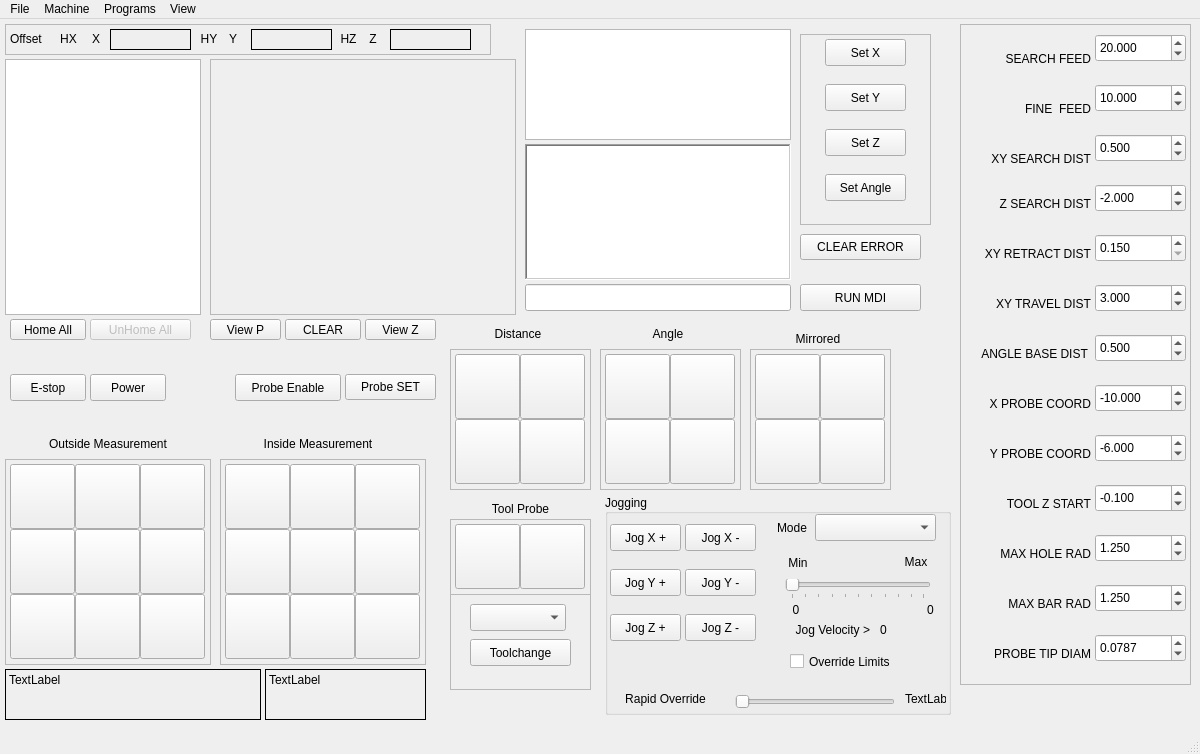
First picture: the form in examples/touch_probe2/touch-probe2.ui, repository jethornton/flexgui, before the edit.
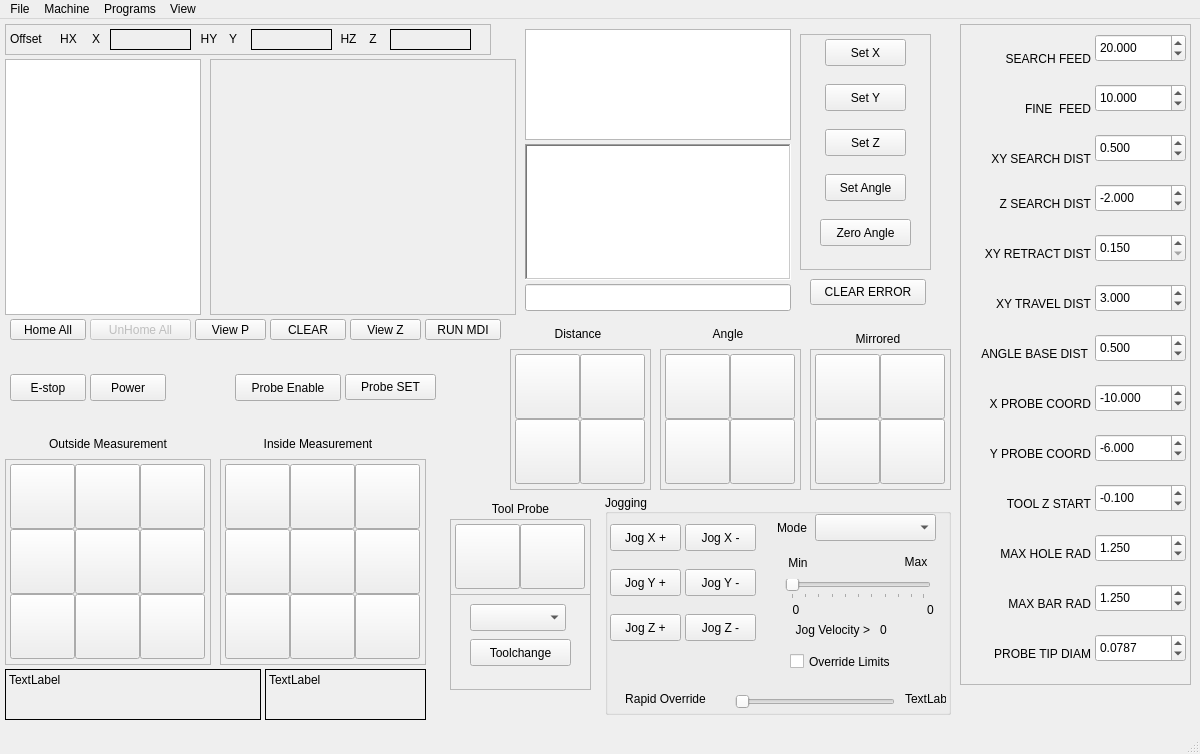
Second picture: the form after the edit.

Commit message: 10/05/2024 Add coordinate 'zero' button to reset after an angle change

```diff
--- a/examples/touch_probe2/touch-probe2.ui
+++ b/examples/touch_probe2/touch-probe2.ui
@@ -420,9 +420,9 @@
    <widget class="QPushButton" name="clear_errors_pb">
     <property name="geometry">
      <rect>
-      <x>800</x>
-      <y>215</y>
-      <width>121</width>
+      <x>810</x>
+      <y>260</y>
+      <width>116</width>
       <height>26</height>
      </rect>
     </property>
@@ -649,7 +649,7 @@
    <widget class="QPushButton" name="view_clear_pb">
     <property name="geometry">
      <rect>
-      <x>285</x>
+      <x>270</x>
       <y>300</y>
       <width>76</width>
       <height>21</height>
@@ -763,10 +763,10 @@
    <widget class="QPushButton" name="run_mdi_pb">
     <property name="geometry">
      <rect>
-      <x>800</x>
-      <y>265</y>
-      <width>121</width>
-      <height>27</height>
+      <x>425</x>
+      <y>300</y>
+      <width>76</width>
+      <height>21</height>
      </rect>
     </property>
     <property name="text">
@@ -776,7 +776,7 @@
    <widget class="QPushButton" name="view_p_pb">
     <property name="geometry">
      <rect>
-      <x>210</x>
+      <x>195</x>
       <y>300</y>
       <width>71</width>
       <height>21</height>
@@ -789,7 +789,7 @@
    <widget class="QPushButton" name="view_z_pb">
     <property name="geometry">
      <rect>
-      <x>365</x>
+      <x>350</x>
       <y>300</y>
       <width>71</width>
       <height>21</height>
@@ -1547,7 +1547,7 @@
       <x>800</x>
       <y>15</y>
       <width>131</width>
-      <height>191</height>
+      <height>236</height>
      </rect>
     </property>
     <property name="frameShape">
@@ -1632,6 +1632,25 @@
       <string>G10 L2 P0  R#1005</string>
      </property>
     </widget>
+    <widget class="QPushButton" name="zero_angle">
+     <property name="geometry">
+      <rect>
+       <x>20</x>
+       <y>185</y>
+       <width>91</width>
+       <height>27</height>
+      </rect>
+     </property>
+     <property name="text">
+      <string>Zero Angle</string>
+     </property>
+     <property name="function" stdset="0">
+      <string>mdi</string>
+     </property>
+     <property name="command" stdset="0">
+      <string>G10 L2 P0  R0</string>
+     </property>
+    </widget>
    </widget>
    <widget class="QPushButton" name="probing_enable_pb">
     <property name="geometry">
@@ -1675,7 +1694,7 @@
    <widget class="QFrame" name="frame_5">
     <property name="geometry">
      <rect>
-      <x>450</x>
+      <x>510</x>
       <y>330</y>
       <width>141</width>
       <height>141</height>
@@ -1767,7 +1786,7 @@
    <widget class="QLabel" name="label_17">
     <property name="geometry">
      <rect>
-      <x>480</x>
+      <x>540</x>
       <y>305</y>
       <width>76</width>
       <height>19</height>
@@ -1783,7 +1802,7 @@
    <widget class="QFrame" name="frame_6">
     <property name="geometry">
      <rect>
-      <x>600</x>
+      <x>660</x>
       <y>330</y>
       <width>141</width>
       <height>141</height>
@@ -1875,7 +1894,7 @@
    <widget class="QLabel" name="label_19">
     <property name="geometry">
      <rect>
-      <x>630</x>
+      <x>690</x>
       <y>305</y>
       <width>76</width>
       <height>19</height>
@@ -2290,7 +2309,7 @@
    <widget class="QFrame" name="frame_9">
     <property name="geometry">
      <rect>
-      <x>750</x>
+      <x>810</x>
       <y>330</y>
       <width>141</width>
       <height>141</height>
@@ -2382,7 +2401,7 @@
    <widget class="QLabel" name="label_21">
     <property name="geometry">
      <rect>
-      <x>780</x>
+      <x>840</x>
       <y>310</y>
       <width>76</width>
       <height>19</height>
```
The commit also changes 1 other file.
